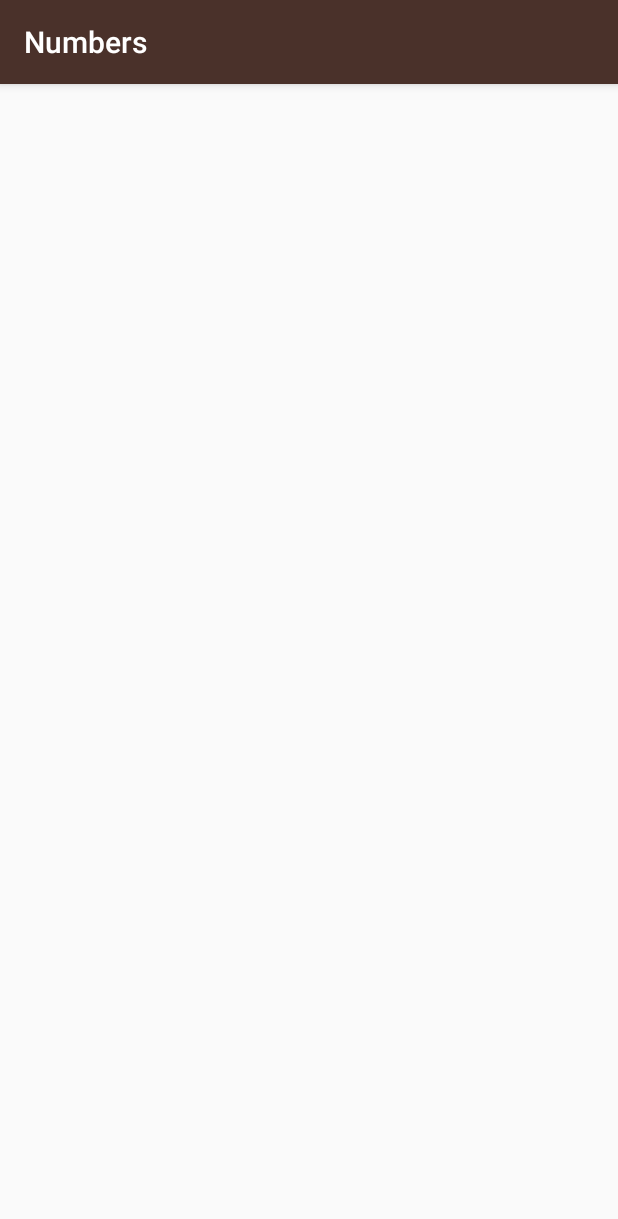
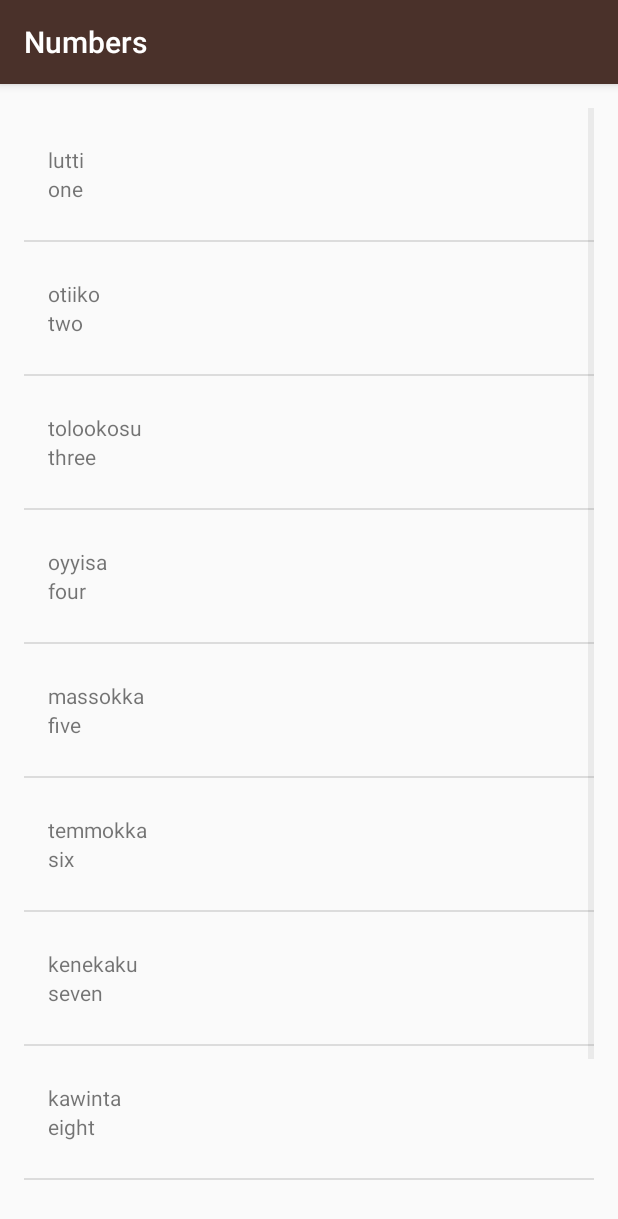
Before and after one commit to KumaStark/Miwok, an Android app: the NumbersActivity screen opened directly, with no data from a screen before it, on a phone screen of 412 x 824 dp. Shown: the top 1219 px of the screen. Run offline under Robolectric (Android 15) with nearby library versions, the phone set to English and light mode, and no system bars.

Commit message:
Finished 4 Activities

```diff
--- a/app/src/main/AndroidManifest.xml
+++ b/app/src/main/AndroidManifest.xml
@@ -25,7 +25,6 @@
         <activity android:name=".MainActivity">
             <intent-filter>
                 <action android:name="android.intent.action.MAIN" />
-
                 <category android:name="android.intent.category.LAUNCHER" />
             </intent-filter>
         </activity>
--- /dev/null
+++ b/app/src/main/java/com/example/android/miwok/MiwokWord.java
@@ -0,0 +1,26 @@
+package com.example.android.miwok;
+
+/**
+ * {@link MiwokWord}提供用户需要学习词汇的相关翻译
+ * 包含1个默认语言的单词及其对应的Miwok语言单词
+ */
+
+public class MiwokWord {
+    private String mDefaultTranslation;
+    private String mMiwokTranslation;
+    private String mImageResId;
+    private String mPronounceResId;
+
+    public MiwokWord(String dTranslation, String mTranslation){
+        mDefaultTranslation = dTranslation;
+        mMiwokTranslation = mTranslation;
+    }
+
+    public String getDefaultTranslation(){
+        return mDefaultTranslation;
+    }
+
+    public String getMiwokTranslation(){
+        return mMiwokTranslation;
+    }
+}
--- a/app/src/main/java/com/example/android/miwok/NumbersActivity.java
+++ b/app/src/main/java/com/example/android/miwok/NumbersActivity.java
@@ -2,12 +2,35 @@ package com.example.android.miwok;
 
 import android.support.v7.app.AppCompatActivity;
 import android.os.Bundle;
+import android.widget.ListView;
+import java.util.ArrayList;
 
 public class NumbersActivity extends AppCompatActivity {
-
     @Override
     protected void onCreate(Bundle savedInstanceState) {
         super.onCreate(savedInstanceState);
-        setContentView(R.layout.activity_number);
+        setContentView(R.layout.word_list);
+
+        // Create a new ArrayList object to contain MiwokWord object
+        ArrayList<MiwokWord> wordsList = new ArrayList<>();
+
+        // Add new MiwokWord object to wordsList
+        wordsList.add(new MiwokWord("one","lutti"));
+        wordsList.add(new MiwokWord("two","otiiko"));
+        wordsList.add(new MiwokWord("three","tolookosu"));
+        wordsList.add(new MiwokWord("four","oyyisa"));
+        wordsList.add(new MiwokWord("five","massokka"));
+        wordsList.add(new MiwokWord("six","temmokka"));
+        wordsList.add(new MiwokWord("seven","kenekaku"));
+        wordsList.add(new MiwokWord("eight","kawinta"));
+        wordsList.add(new MiwokWord("nine","wo’e"));
+        wordsList.add(new MiwokWord("ten","na’aacha"));
+
+        // Create custom ArrayAdapter to bundle with wordsList
+        WordAdapter listViewAdapter = new WordAdapter(this, wordsList);
+
+        // Find the listView to contain list items and set it's adapter
+        ListView listView = (ListView) findViewById(R.id.list);
+        listView.setAdapter(listViewAdapter);
     }
 }
--- /dev/null
+++ b/app/src/main/java/com/example/android/miwok/WordAdapter.java
@@ -0,0 +1,43 @@
+package com.example.android.miwok;
+
+import android.app.Activity;
+import android.support.annotation.NonNull;
+import android.support.annotation.Nullable;
+import android.view.LayoutInflater;
+import android.view.View;
+import android.view.ViewGroup;
+import android.widget.ArrayAdapter;
+import android.widget.TextView;
+
+import java.util.ArrayList;
+
+public class WordAdapter extends ArrayAdapter<MiwokWord> {
+
+    public WordAdapter(Activity content, ArrayList<MiwokWord> wordsList){
+        super(content, 0, wordsList);
+    }
+
+    @NonNull
+    @Override
+    public View getView(int position, @Nullable View convertView, @NonNull ViewGroup parent) {
+        // Get the {@link MiwokWord} object located at this position in the list
+        MiwokWord currentWord = getItem(position);
+
+        // Check if the existing view is being reused, otherwise inflate the view
+        if(convertView == null) {
+            convertView = LayoutInflater.from(getContext()).inflate(
+                    R.layout.list_item, parent, false);
+        }
+
+        // Find specific TextView to set words
+        TextView miwokTextView = (TextView) convertView.findViewById(R.id.miwok_text);
+        TextView defaultTextView = (TextView) convertView.findViewById(R.id.default_text);
+
+        // Set text of TextView
+        miwokTextView.setText(currentWord.getMiwokTranslation());
+        defaultTextView.setText(currentWord.getDefaultTranslation());
+
+        // Return list item to ListView
+        return convertView;
+    }
+}
--- a/app/src/main/res/layout/activity_number.xml
+++ /dev/null
@@ -1,9 +0,0 @@
-<?xml version="1.0" encoding="utf-8"?>
-<android.support.constraint.ConstraintLayout xmlns:android="http://schemas.android.com/apk/res/android"
-    xmlns:app="http://schemas.android.com/apk/res-auto"
-    xmlns:tools="http://schemas.android.com/tools"
-    android:layout_width="match_parent"
-    android:layout_height="match_parent"
-    tools:context=".NumbersActivity">
-
-</android.support.constraint.ConstraintLayout>
--- /dev/null
+++ b/app/src/main/res/layout/list_item.xml
@@ -0,0 +1,21 @@
+<?xml version="1.0" encoding="utf-8"?>
+<LinearLayout xmlns:android="http://schemas.android.com/apk/res/android"
+    xmlns:tools="http://schemas.android.com/tools"
+    android:layout_width="match_parent"
+    android:layout_height="@dimen/list_item_height"
+    android:gravity="center_vertical"
+    android:orientation="vertical"
+    android:padding="16dp">
+
+    <TextView
+        android:id="@+id/miwok_text"
+        android:layout_width="match_parent"
+        android:layout_height="wrap_content"
+        tools:text="lutti" />
+
+    <TextView
+        android:id="@+id/default_text"
+        android:layout_width="match_parent"
+        android:layout_height="wrap_content"
+        tools:text="one" />
+</LinearLayout>
--- /dev/null
+++ b/app/src/main/res/layout/word_list.xml
@@ -0,0 +1,12 @@
+<?xml version="1.0" encoding="utf-8"?>
+<ListView xmlns:android="http://schemas.android.com/apk/res/android"
+    xmlns:app="http://schemas.android.com/apk/res-auto"
+    xmlns:tools="http://schemas.android.com/tools"
+    android:id="@+id/list"
+    android:layout_width="match_parent"
+    android:layout_height="match_parent"
+    android:orientation="vertical"
+    android:paddingTop="@dimen/activity_horizontal_margin"
+    android:paddingBottom="@dimen/activity_horizontal_margin"
+    android:paddingStart="@dimen/activity_vertical_margin"
+    android:paddingEnd="@dimen/activity_vertical_margin" />
```
Also changed, not shown: app/src/main/java/com/example/android/miwok/ColorsActivity.java (+24 -1 lines), app/src/main/java/com/example/android/miwok/FamilyActivity.java (+26 -1 lines), app/src/main/java/com/example/android/miwok/MainActivity.java (+12 -6 lines), app/src/main/java/com/example/android/miwok/PhrasesActivity.java (+26 -1 lines), app/src/main/res/layout/activity_color.xml (deleted, +0 -9 lines), app/src/main/res/layout/activity_family.xml (deleted, +0 -9 lines), app/src/main/res/layout/activity_phrases.xml (deleted, +0 -9 lines).
